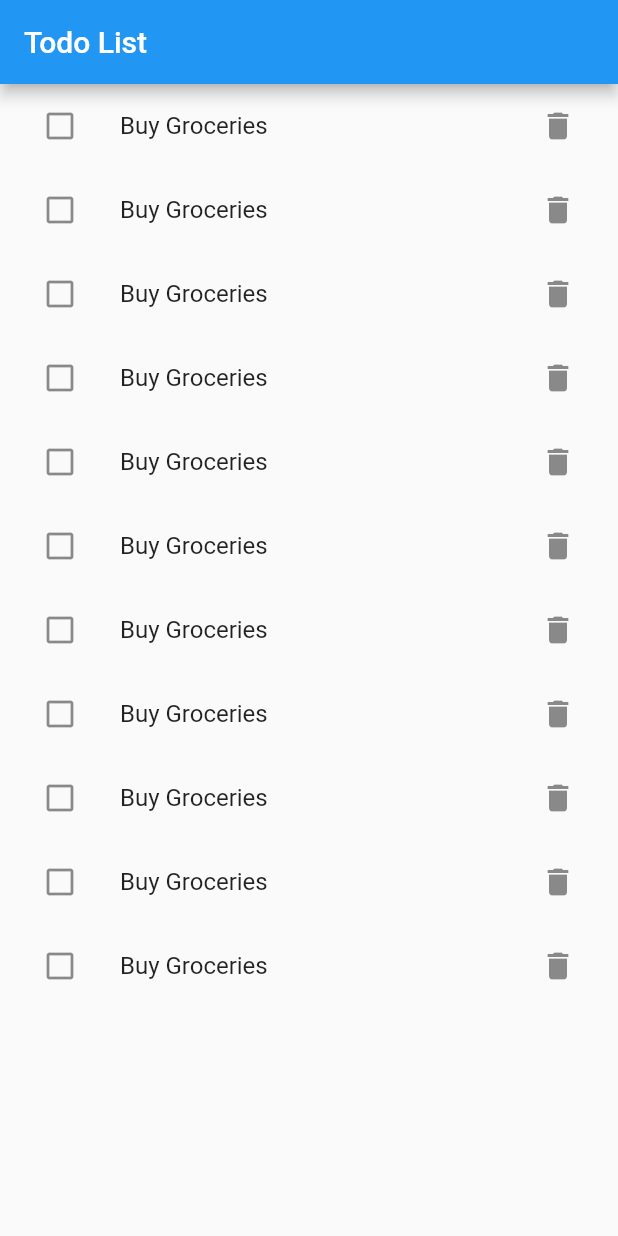
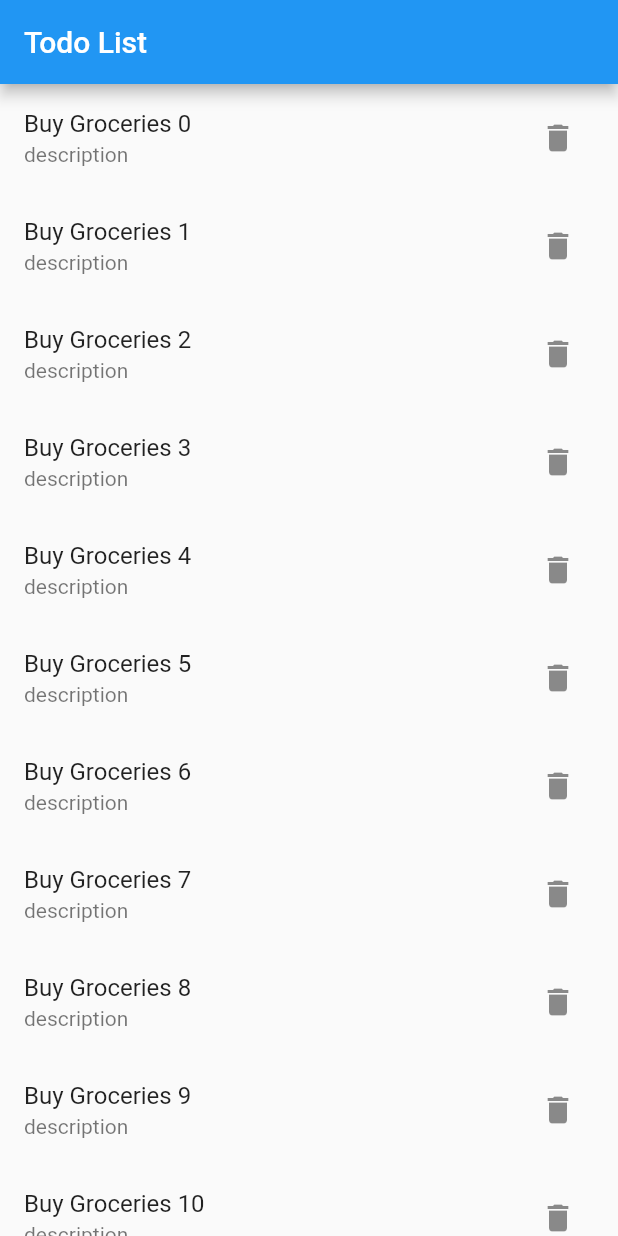
Before and after one commit to Senali-perera/Mobile_Computing_Homework_1, a Flutter app: the screen it shows after launch, on a phone screen of 412 x 824 dp. Run offline on Flutter 3.47's test engine with Material 2 defaults, Android fonts, the phone set to English and light mode, and no system bars.

Commit message:
Added the delete button and two types of texts

```diff
--- a/lib/main.dart
+++ b/lib/main.dart
@@ -26,27 +26,26 @@ class _TodoListState extends State<TodoList>{
   final List<Todo> _todos = [];
 
   void _addTodoItem(){
-    for (var i = 0; i <= 10; i++) {
-      Todo newToDo = Todo("Buy Groceries", false);
-      _todos.add(newToDo);
+    if (_todos.isEmpty){
+      for (var i = 0; i <= 100; i++) {
+        Todo newToDo = Todo("Buy Groceries $i" , false, "description");
+        _todos.add(newToDo);
+      }
     }
+  }
+
+  @override
+  void initState() {
+    super.initState();
+    _addTodoItem();
   }
 
   Widget _viewTodoItem(Todo todo){
     return ListTile(
       title: Text(todo.title),
-      leading: IconButton(
-        icon: Icon(
-          todo.isDone ? Icons.check_box : Icons.check_box_outline_blank,
-        ),
-        onPressed: () {
-          setState(() {
-            todo.isDone = !todo.isDone;
-          });
-        },
-      ),
+      subtitle: Text(todo.description),
       trailing: IconButton(
-        icon: Icon(Icons.delete),
+        icon: const Icon(Icons.delete),
         onPressed: () {
           setState(() {
             _todos.remove(todo);
@@ -58,9 +57,8 @@ class _TodoListState extends State<TodoList>{
 
   @override
   Widget build(BuildContext context) {
-    _addTodoItem();
     return Scaffold(
-      appBar: AppBar(title: Text('Todo List')),
+      appBar: AppBar(title: const Text('Todo List')),
       body: ListView.builder(
         itemCount: _todos.length,
         itemBuilder: (context, index) {
@@ -68,6 +66,5 @@ class _TodoListState extends State<TodoList>{
         },
       ),
     );
-
   }
 }
--- a/lib/todo.dart
+++ b/lib/todo.dart
@@ -1,6 +1,7 @@
 class Todo {
   String title;
   bool isDone;
+  String description;
 
-  Todo(this.title, this.isDone);
+  Todo(this.title, this.isDone, this.description);
 }
```
